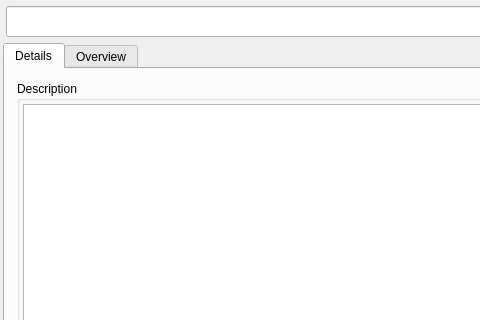
First picture: the form in widgets/ProjectMode/GroupDetailWidget.ui, repository SeptemberHX/TodoManager, before the edit; both pictures show x 0 to 480 and y 0 to 320 of the 978 by 704 pixel window.
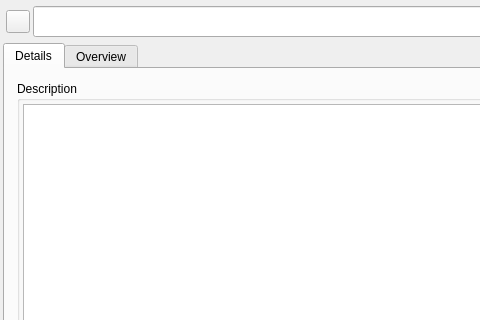
Second picture: the form after the edit.

Commit message: Add: color support for ItemGroup Change: ItemDetail contains rootGroupDao and directGroupDao now Change: ItemDetail's overview in list view can show rootGroup's color now

Diff of the .ui file:
```diff
--- a/widgets/ProjectMode/GroupDetailWidget.ui
+++ b/widgets/ProjectMode/GroupDetailWidget.ui
@@ -47,6 +47,19 @@
       <property name="bottomMargin">
        <number>3</number>
       </property>
+      <item>
+       <widget class="QToolButton" name="colorToolButton">
+        <property name="sizePolicy">
+         <sizepolicy hsizetype="Fixed" vsizetype="Fixed">
+          <horstretch>0</horstretch>
+          <verstretch>0</verstretch>
+         </sizepolicy>
+        </property>
+        <property name="text">
+         <string/>
+        </property>
+       </widget>
+      </item>
       <item>
        <widget class="QLineEdit" name="titleLineEdit">
         <property name="font">
```
The commit also changes 17 other files.
